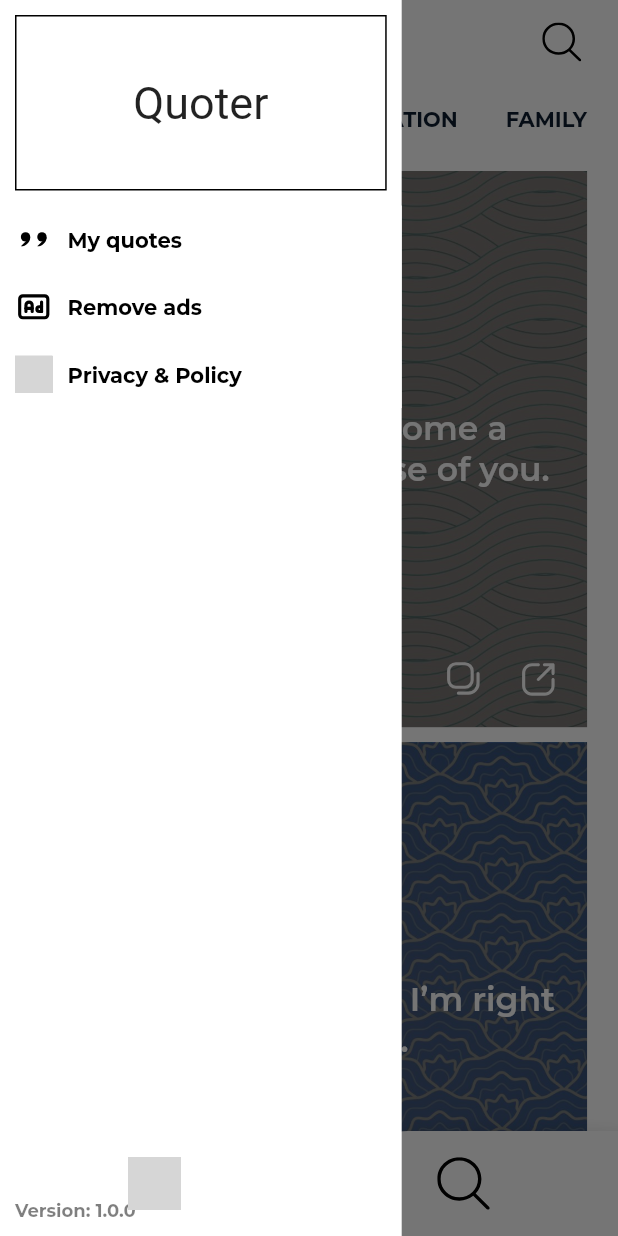
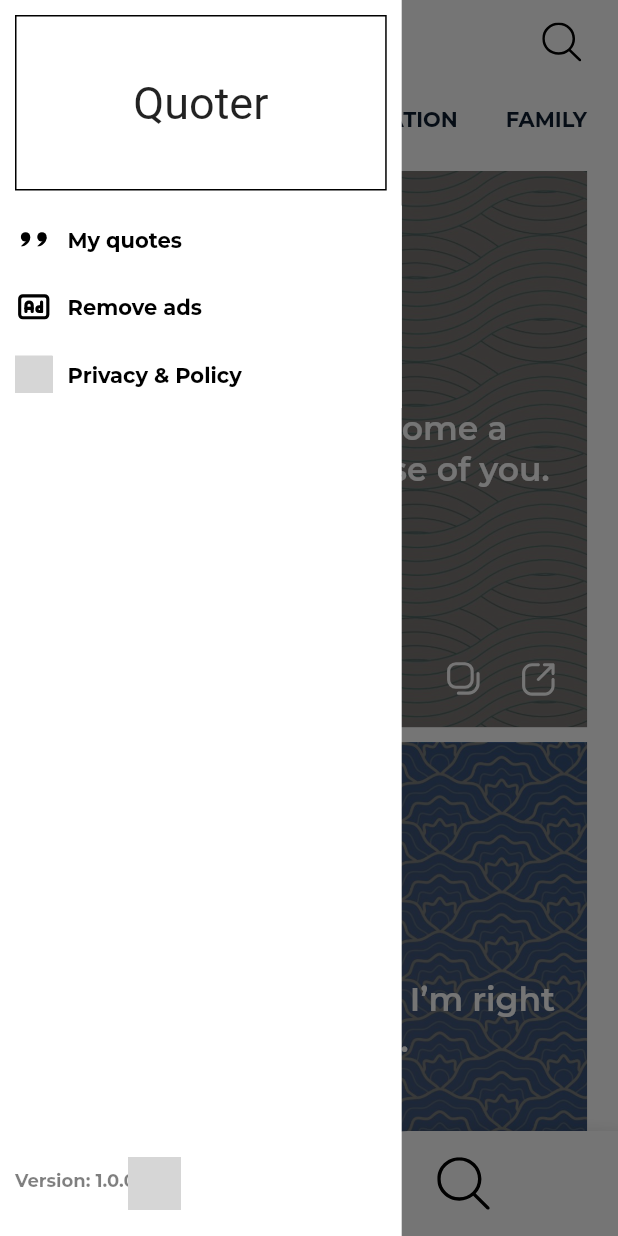
Before and after one commit to nanashi1111/quoter, a Flutter app: the screen it shows after launch, with the side drawer open, on a phone screen of 412 x 824 dp. Run offline on Flutter 3.47's test engine with Material 3 defaults, Android fonts, the phone set to English and light mode, and no system bars; our stand-ins replace bloc, dio, equatable, flutter_bloc, flutter_colorpicker, flutter_svg and 9 more; missing offline and left inert: dart:ffi; accounts and stored records are empty; generated files the repository leaves out were written again; Roboto replaces fonts that are missing (Plaster); grey boxes are pictures that could not be loaded.

Commit message:
update safe area for remove ads modal

```diff
--- a/quoter/lib/screen/home/side_menu.dart
+++ b/quoter/lib/screen/home/side_menu.dart
@@ -1,6 +1,5 @@
 import 'package:flutter/material.dart';
 import 'package:go_router/go_router.dart';
-import 'package:google_fonts/google_fonts.dart';
 import 'package:quoter/common/method_channel_handler.dart';
 import 'package:quoter/models/side_menu_model.dart';
 import 'package:quoter/screen/home/side_menu_header.dart';
@@ -16,6 +15,7 @@
     return Container(
         width: MediaQuery.sizeOf(context).width * 0.65,
         color: Colors.white,
+        padding: const EdgeInsets.only(bottom: 20),
         child: Column(
           crossAxisAlignment: CrossAxisAlignment.start,
           children: [
--- a/quoter/lib/screen/remove_ads/remove_ads_modal.dart
+++ b/quoter/lib/screen/remove_ads/remove_ads_modal.dart
@@ -14,7 +14,7 @@
 
   @override
   Widget build(BuildContext context) {
-    return Column(
+    return SafeArea(child: Column(
       crossAxisAlignment: CrossAxisAlignment.start,
       children: [
         Container(
@@ -36,7 +36,7 @@
           onRemoveAdsForever();
         }),
       ],
-    );
+    ));
   }
 }
 
```
